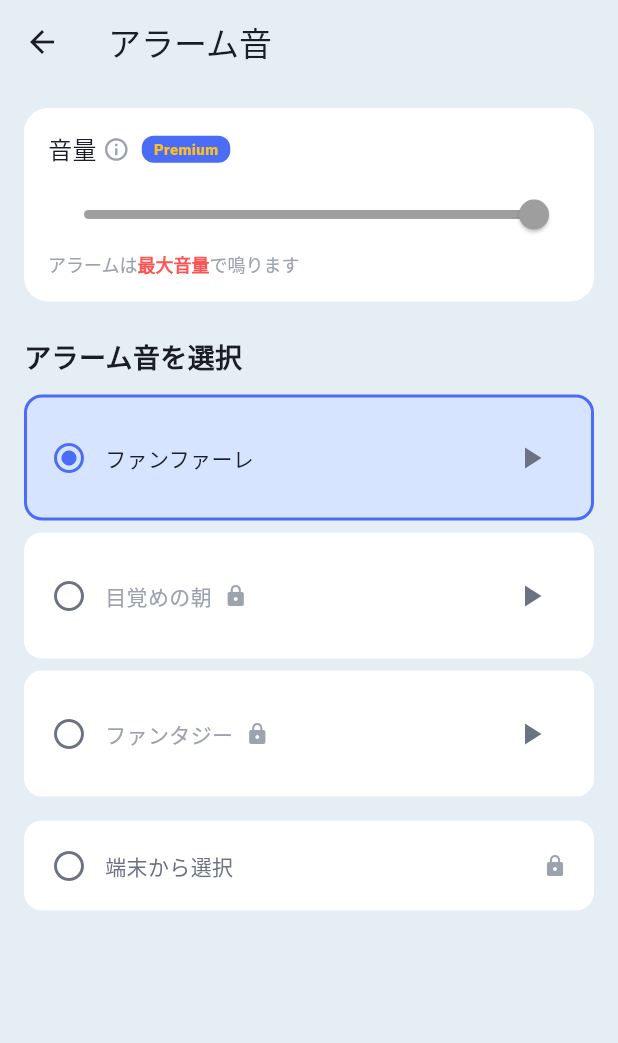
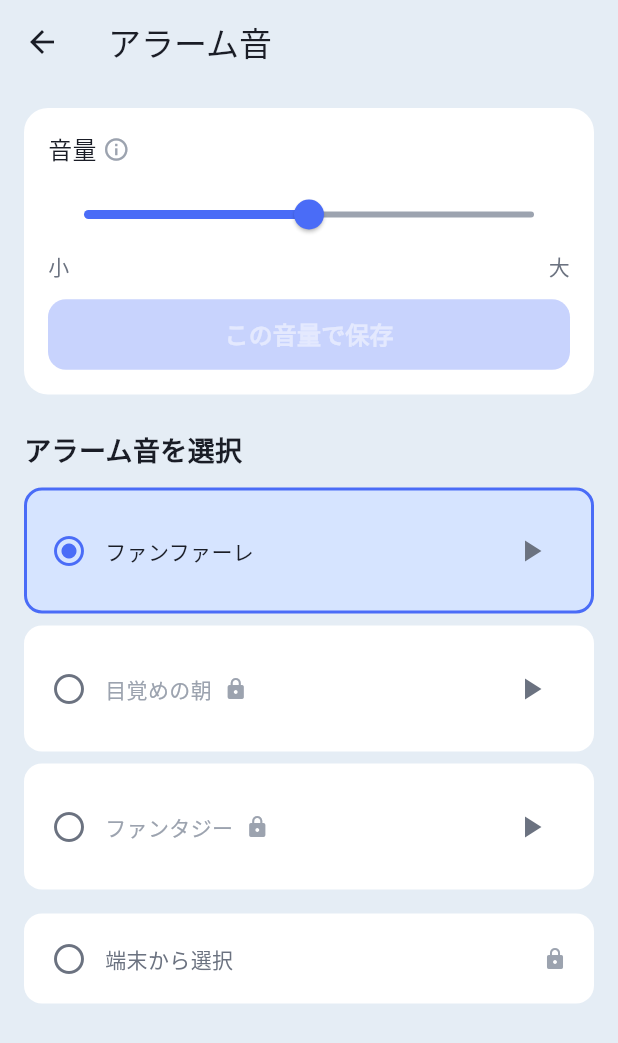
Before and after one commit to murakami-kaito-dev/ForcedWakeUpApp, a Flutter app: the SoundSelectionScreen screen opened by its route, on a phone screen of 412 x 824 dp. Shown: the top 1043 px of the screen. Run offline on Flutter 3.47's test engine with Material 3 defaults, Android fonts, the phone set to English and light mode, and no system bars; our stand-ins replace camera, file_picker, flutter_native_splash, in_app_purchase, just_audio, share_plus and 4 more; missing offline and left inert: google_mlkit_image_labeling, google_mlkit_object_detection, google_mlkit_pose_detection, google_mlkit_text_recognition, in_app_purchase_storekit, volume_controller; accounts and stored records are empty.

Commit message:
feat: 音量調整機能を無料プランでの使用可に変更
音量調整機能を無料プランで使用可,また音量保存機能を作成，デフォルト音量を0.5に変更，音量0で警告メッセージ，その他継続バッジを5▶30個に変更

```diff
--- a/lib/l10n/app_strings.dart
+++ b/lib/l10n/app_strings.dart
@@ -141,6 +141,11 @@ class AppStrings {
   String soundSet(String name) => _soundSetFn(name);
   final String Function(String) _soundSetFn;
   final String filePickFailed;
+  final String saveVolume;
+  final String volumeSaved;
+  final String zeroVolumeWarningTitle;
+  final String zeroVolumeWarningBody;
+  final String volumeZeroNotice;
 
   // Sound: volume info dialog
   final String volumeInfoTitle;
@@ -157,8 +162,10 @@ class AppStrings {
   String badgeUnlockCondition(int days) => _badgeUnlockConditionFn(days);
   final String Function(int) _badgeUnlockConditionFn;
   final String badgeEarnedTitle;
-  String badgeEarnedBody(String name) => _badgeEarnedBodyFn(name);
-  final String Function(String) _badgeEarnedBodyFn;
+  String badgeEarnedBody(int days) => _badgeEarnedBodyFn(days);
+  final String Function(int) _badgeEarnedBodyFn;
+  String badgeAnniversaryBody(int years) => _badgeAnniversaryBodyFn(years);
+  final String Function(int) _badgeAnniversaryBodyFn;
   String badgeShareText(String name, int streak) =>
       _badgeShareTextFn(name, streak);
   final String Function(String, int) _badgeShareTextFn;
@@ -260,6 +267,11 @@ class AppStrings {
     required this.selectFromDevice,
     required String Function(String) soundSetFn,
     required this.filePickFailed,
+    required this.saveVolume,
+    required this.volumeSaved,
+    required this.zeroVolumeWarningTitle,
+    required this.zeroVolumeWarningBody,
+    required this.volumeZeroNotice,
     required this.volumeInfoTitle,
     required this.freePlanLabel,
     required this.freePlanVolumeDesc,
@@ -270,13 +282,15 @@ class AppStrings {
     required this.badgesTitle,
     required String Function(int) badgeUnlockConditionFn,
     required this.badgeEarnedTitle,
-    required String Function(String) badgeEarnedBodyFn,
+    required String Function(int) badgeEarnedBodyFn,
+    required String Function(int) badgeAnniversaryBodyFn,
     required String Function(String, int) badgeShareTextFn,
     required String Function(String) unlockedAtFn,
     required this.selectLanguageTitle,
   })  : _badgeNames = badgeNames,
         _badgeUnlockConditionFn = badgeUnlockConditionFn,
         _badgeEarnedBodyFn = badgeEarnedBodyFn,
+        _badgeAnniversaryBodyFn = badgeAnniversaryBodyFn,
         _badgeShareTextFn = badgeShareTextFn,
         _unlockedAtFn = unlockedAtFn,
         _missionNames = missionNames,
@@ -375,7 +389,6 @@ class AppStrings {
     premiumFeatures: [
       '読書・勉強ミッション', // バーピー・読書・勉強ミッション // 新バージョンで表示変更する
       'アラーム音の選択',
-      '音量調整',
       '達成統計・連続記録',
       'SNSシェア機能',
     ],
@@ -411,6 +424,11 @@ class AppStrings {
     selectFromDevice: '端末から選択',
     soundSetFn: _jaSoundSet,
     filePickFailed: 'ファイルの選択に失敗しました',
+    saveVolume: 'この音量で保存',
+    volumeSaved: 'アラーム音量を保存しました',
+    zeroVolumeWarningTitle: '音量がゼロです',
+    zeroVolumeWarningBody: 'アラームの音が鳴りません。このまま保存しますか？',
+    volumeZeroNotice: '音量ゼロ：アラーム音が鳴りません',
     volumeInfoTitle: 'アラーム音量について',
     freePlanLabel: '無料プラン',
     freePlanVolumeDesc: 'アラームは常に最大音量で鳴ります。確実に起きるための仕様です。',
@@ -418,16 +436,42 @@ class AppStrings {
     premiumPlanVolumeDesc: 'お好みの音量に調整できます。設定した音量でアラームが鳴ります。',
     volumePreviewNote: '※ 試聴はデバイスの現在の音量で再生されます。',
     badgeNames: {
-      'sprout': '芽生え',
-      'startDash': 'スタートダッシュ',
-      'routine': 'ルーティン',
-      'master': 'マスター',
-      'legend': 'レジェンド',
+      'day1': 'はじめの一歩',
+      'day3': '芽生え',
+      'day7': 'スタートダッシュ',
+      'day14': 'ルーティン',
+      'day21': '習慣化',
+      'day28': '4週間達成',
+      'day30': '1ヶ月達成',
+      'day40': '加速',
+      'day50': 'マスター',
+      'day60': '情熱',
+      'day70': '鉄壁',
+      'day80': 'ロケット',
+      'day90': '3ヶ月達成',
+      'day100': 'レジェンド',
+      'day125': 'きらめき',
+      'day150': '栄光',
+      'day175': '閃光',
+      'day200': '200日の軌跡',
+      'day300': '城塞',
+      'day365': '1年達成',
+      'day400': 'グローバル',
+      'day500': '大地',
+      'day600': 'フレア',
+      'day700': '夜明け',
+      'day730': '2年達成',
+      'day800': 'サイクロン',
+      'day900': '火山',
+      'day1000': '無限',
+      'day1095': '3年達成',
+      'day1100': '輝き',
     },
     badgesTitle: '達成バッジ',
     badgeUnlockConditionFn: _jaBadgeUnlockCondition,
     badgeEarnedTitle: 'おめでとう！',
     badgeEarnedBodyFn: _jaBadgeEarnedBody,
+    badgeAnniversaryBodyFn: _jaBadgeAnniversaryBody,
     badgeShareTextFn: _jaBadgeShareText,
     unlockedAtFn: _jaUnlockedAt,
     selectLanguageTitle: '言語を選択 / Select Language',
@@ -515,7 +559,6 @@ class AppStrings {
     premiumFeatures: [
       'Reading & Study missions', // Burpees, Reading & Study missions // 新バージョンで表示変更する
       'Alarm sound selection',
-      'Volume control',
       'Achievement stats & streaks',
       'Social sharing',
     ],
@@ -551,6 +594,11 @@ class AppStrings {
     selectFromDevice: 'Select from Device',
     soundSetFn: _enSoundSet,
     filePickFailed: 'Failed to select file',
+    saveVolume: 'Save Volume',
+    volumeSaved: 'Alarm volume saved',
+    zeroVolumeWarningTitle: 'Volume is zero',
+    zeroVolumeWarningBody: 'The alarm will not make any sound. Save anyway?',
+    volumeZeroNotice: 'Volume is zero: alarm will be silent',
     volumeInfoTitle: 'About Alarm Volume',
     freePlanLabel: 'Free Plan',
     freePlanVolumeDesc:
@@ -560,16 +608,42 @@ class AppStrings {
         'Adjust the volume to your preference. The alarm plays at your set volume.',
     volumePreviewNote: '* Preview plays at your current device volume.',
     badgeNames: {
-      'sprout': 'Sprout',
-      'startDash': 'Start Dash',
-      'routine': 'Routine',
-      'master': 'Master',
-      'legend': 'Legend',
+      'day1': 'First Step',
+      'day3': 'Sprout',
+      'day7': 'Start Dash',
+      'day14': 'Routine',
+      'day21': 'Habit Formed',
+      'day28': '4 Weeks',
+      'day30': '1 Month',
+      'day40': 'Accelerate',
+      'day50': 'Master',
+      'day60': 'Passion',
+      'day70': 'Iron Wall',
+      'day80': 'Rocket',
+      'day90': '3 Months',
+      'day100': 'Legend',
+      'day125': 'Sparkle',
+      'day150': 'Glory',
+      'day175': 'Flash',
+      'day200': '200-Day Journey',
+      'day300': 'Fortress',
+      'day365': '1 Year',
+      'day400': 'Global',
+      'day500': 'Terrain',
+      'day600': 'Flare',
+      'day700': 'Daybreak',
+      'day730': '2 Years',
+      'day800': 'Cyclone',
+      'day900': 'Volcano',
+      'day1000': 'Infinity',
+      'day1095': '3 Years',
+      'day1100': 'Radiance',
     },
     badgesTitle: 'Achievement Badges',
     badgeUnlockConditionFn: _enBadgeUnlockCondition,
     badgeEarnedTitle: 'Congratulations!',
     badgeEarnedBodyFn: _enBadgeEarnedBody,
+    badgeAnniversaryBodyFn: _enBadgeAnniversaryBody,
     badgeShareTextFn: _enBadgeShareText,
     unlockedAtFn: _enUnlockedAt,
     selectLanguageTitle: '言語を選択 / Select Language',
@@ -590,7 +664,8 @@ class AppStrings {
   static String _jaTimes(int n) => '$n回';
   static String _jaSoundSet(String name) => '$name を設定しました';
   static String _jaBadgeUnlockCondition(int days) => '$days日連続で解放';
-  static String _jaBadgeEarnedBody(String name) => '「$name」バッジを獲得しました！';
+  static String _jaBadgeEarnedBody(int days) => '$days日連続達成しました！';
+  static String _jaBadgeAnniversaryBody(int years) => '$years年達成しました！';
   static String _jaBadgeShareText(String name, int streak) =>
       'モーニングルーティン強制アラームで「$name」バッジを獲得！$streak日連続起床達成！';
   static String _jaUnlockedAt(String date) => '$date 獲得';
@@ -613,8 +688,10 @@ class AppStrings {
   static String _enSoundSet(String name) => '$name has been set';
   static String _enBadgeUnlockCondition(int days) =>
       'Unlocks at $days-day streak';
-  static String _enBadgeEarnedBody(String name) =>
-      'You earned the "$name" badge!';
+  static String _enBadgeEarnedBody(int days) =>
+      'You achieved a $days-day streak!';
+  static String _enBadgeAnniversaryBody(int years) =>
+      'You achieved $years year${years > 1 ? 's' : ''}!';
   static String _enBadgeShareText(String name, int streak) =>
       'I earned the "$name" badge on ForcedWake Alarm! $streak-day streak!';
   static String _enUnlockedAt(String date) => 'Earned $date';
--- a/lib/models/alarm_settings.dart
+++ b/lib/models/alarm_settings.dart
@@ -18,7 +18,7 @@ class AlarmSettings {
     this.isEnabled = true,
     int? targetCount,
     this.alarmSoundId = 'fanfare',
-    this.alarmVolume = 1.0,
+    this.alarmVolume = 0.5,
     this.customSoundPath,
     this.customSoundName,
   }) : targetCount =
@@ -69,7 +69,7 @@ class AlarmSettings {
       isEnabled: json['isEnabled'] ?? true,
       targetCount: json['targetCount'],
       alarmSoundId: (json['alarmSoundId'] as String?) ?? 'fanfare',
-      alarmVolume: (json['alarmVolume'] ?? 1.0).toDouble(),
+      alarmVolume: (json['alarmVolume'] ?? 0.5).toDouble(),
       customSoundPath: json['customSoundPath'] as String?,
       customSoundName: json['customSoundName'] as String?,
     );
--- a/lib/screens/exercise_screen.dart
+++ b/lib/screens/exercise_screen.dart
@@ -14,7 +14,6 @@ import '../services/image_labeling_service.dart';
 import '../services/text_recognition_service.dart';
 import 'package:google_mlkit_text_recognition/google_mlkit_text_recognition.dart';
 import '../state/alarm_state.dart';
-import '../state/premium_state.dart';
 import '../utils/camera_helper.dart';
 import '../utils/exercise_detector.dart';
 import '../utils/study_detector.dart';
@@ -91,8 +90,7 @@ class _ExerciseScreenState extends State<ExerciseScreen> {
     }
 
     final settings = alarmState.settings;
-    final isPremium = context.read<PremiumState>().isPremium;
-    final alarmVolume = isPremium ? settings.alarmVolume : 1.0;
+    final alarmVolume = settings.alarmVolume;
     _audioService.playAlarm(
       soundId: settings.alarmSoundId,
       volume: alarmVolume,
--- a/lib/screens/sound_selection_screen.dart
+++ b/lib/screens/sound_selection_screen.dart
@@ -8,6 +8,7 @@ import 'package:path_provider/path_provider.dart';
 import 'package:provider/provider.dart';
 import 'package:volume_controller/volume_controller.dart';
 import '../models/alarm_sound.dart';
+import '../l10n/app_strings.dart';
 import '../state/alarm_state.dart';
 import '../state/language_state.dart';
 import '../state/premium_state.dart';
@@ -24,8 +25,8 @@ class _SoundSelectionScreenState extends State<SoundSelectionScreen>
     with WidgetsBindingObserver {
   final AudioPlayer _previewPlayer = AudioPlayer();
   String? _playingId;
-  double _deviceVolume = 1.0;
-  StreamSubscription<double>? _volumeSubscription;
+  double _sliderVolume = 0.5;
+  double _savedVolume = 0.5;
   bool _isPickingFile = false;
 
   @override
@@ -38,22 +39,11 @@ class _SoundSelectionScreenState extends State<SoundSelectionScreen>
   Future<void> _initVolumeListener() async {
     try {
       VolumeController().showSystemUI = true;
-      final vol = await VolumeController().getVolume();
+      final saved = context.read<AlarmState>().settings.alarmVolume;
       if (mounted) {
-        setState(() => _deviceVolume = vol.clamp(0.0, 1.0));
-      }
-
-      if (!mounted) return;
-      final isPremium = context.read<PremiumState>().isPremium;
-      if (isPremium) {
-        // Premium: sync slider with device volume buttons
-        _volumeSubscription = VolumeController().listener((volume) {
-          if (mounted) {
-            setState(() => _deviceVolume = volume.clamp(0.0, 1.0));
-            context
-                .read<AlarmState>()
-                .updateAlarmVolume(volume.clamp(0.3, 1.0));
-          }
+        setState(() {
+          _sliderVolume = saved.clamp(0.0, 1.0);
+          _savedVolume = saved.clamp(0.0, 1.0);
         });
       }
     } catch (_) {}
@@ -77,7 +67,6 @@ class _SoundSelectionScreenState extends State<SoundSelectionScreen>
   @override
   void dispose() {
     WidgetsBinding.instance.removeObserver(this);
-    _volumeSubscription?.cancel();
     _previewPlayer.dispose();
     super.dispose();
   }
@@ -89,7 +78,9 @@ class _SoundSelectionScreenState extends State<SoundSelectionScreen>
 
   Future<void> _startPreview(String id) async {
     setState(() => _playingId = id);
-    await _previewPlayer.setVolume(_deviceVolume);
+    // Set device volume to match slider for preview
+    VolumeController().setVolume(_sliderVolume.clamp(0.0, 1.0));
+    await _previewPlayer.setVolume(1.0);
     await _previewPlayer.setLoopMode(LoopMode.one);
     await _previewPlayer.seek(Duration.zero);
     unawaited(_previewPlayer.play());
@@ -188,10 +179,68 @@ class _SoundSelectionScreenState extends State<SoundSelectionScreen>
   }
 
   void _onVolumeChanged(double value) {
-    setState(() => _deviceVolume = value);
-    VolumeController().setVolume(value);
-    context.read<AlarmState>().updateAlarmVolume(value.clamp(0.3, 1.0));
+    setState(() => _sliderVolume = value);
+    // Update device volume only while previewing
+    if (_playingId != null) {
+      VolumeController().setVolume(value.clamp(0.0, 1.0));
     }
+  }
+
+  void _saveVolume() {
+    final s = context.read<LanguageState>().strings;
+    if (_sliderVolume < 0.01) {
+      _showZeroVolumeWarning();
+      return;
+    }
+    _doSaveVolume(s);
+  }
+
+  void _doSaveVolume(AppStrings s) {
+    context.read<AlarmState>().updateAlarmVolume(_sliderVolume.clamp(0.0, 1.0));
+    setState(() => _savedVolume = _sliderVolume);
+    ScaffoldMessenger.of(context).showSnackBar(
+      SnackBar(content: Text(s.volumeSaved)),
+    );
+  }
+
+  void _showZeroVolumeWarning() {
+    final s = context.read<LanguageState>().strings;
+    showDialog(
+      context: context,
+      builder: (ctx) => AlertDialog(
+        backgroundColor: AppColors.surface,
+        shape: RoundedRectangleBorder(
+          borderRadius: BorderRadius.circular(16),
+        ),
+        title: Text(
+          s.zeroVolumeWarningTitle,
+          style: const TextStyle(color: AppColors.textPrimary, fontSize: 18),
+        ),
+        content: Text(
+          s.zeroVolumeWarningBody,
+          style: const TextStyle(color: AppColors.textSecondary, fontSize: 14),
+        ),
+        actions: [
+          TextButton(
+            onPressed: () => Navigator.pop(ctx),
+            child: Text(s.cancel,
+                style: const TextStyle(color: AppColors.textSecondary)),
+          ),
+          TextButton(
+            onPressed: () {
+              Navigator.pop(ctx);
+              _doSaveVolume(s);
+            },
+            child: Text(s.saveVolume,
+                style: const TextStyle(color: Colors.redAccent)),
+          ),
+        ],
+      ),
+    );
+  }
+
+  bool get _hasVolumeChanged =>
+      (_sliderVolume - _savedVolume).abs() > 0.001;
 
   void _showVolumeInfo() {
     final s = context.read<LanguageState>().strings;
@@ -301,31 +350,25 @@ class _SoundSelectionScreenState extends State<SoundSelectionScreen>
                       child: const Icon(Icons.info_outline,
                           color: AppColors.textHint, size: 18),
                     ),
-                    if (!isPremium) ...[
+                    if (_savedVolume < 0.01) ...[
                       const SizedBox(width: 8),
-                      Container(
-                        padding: const EdgeInsets.symmetric(
-                            horizontal: 8, vertical: 2),
-                        decoration: BoxDecoration(
-                          color: AppColors.accent,
-                          borderRadius: BorderRadius.circular(8),
+                      Flexible(
+                        child: Text(
+                          s.volumeZeroNotice,
+                          style: const TextStyle(
+                            color: Colors.redAccent,
+                            fontSize: 12,
+                            fontWeight: FontWeight.bold,
                           ),
-                        child: const Text(
-                          'Premium',
-                          style: TextStyle(
-                            color: AppColors.gold,
-                            fontSize: 10,
-                            fontWeight: FontWeight.w900,
-                          ),
+                          overflow: TextOverflow.ellipsis,
                         ),
                       ),
                     ],
                   ],
                 ),
                 const SizedBox(height: 8),
-                if (isPremium) ...[
                 Slider(
-                    value: _deviceVolume.clamp(0.0, 1.0),
+                  value: _sliderVolume.clamp(0.0, 1.0),
                   min: 0.0,
                   max: 1.0,
                   activeColor: AppColors.accent,
@@ -343,34 +386,32 @@ class _SoundSelectionScreenState extends State<SoundSelectionScreen>
                             const TextStyle(color: AppColors.textSecondary)),
                   ],
                 ),
-                ] else ...[
-                  // Free plan: show max volume indicator
-                  const Slider(
-                    value: 1.0,
-                    min: 0.0,
-                    max: 1.0,
-                    activeColor: AppColors.textHint,
-                    inactiveColor: AppColors.textHint,
-                    onChanged: null,
+                const SizedBox(height: 12),
+                SizedBox(
+                  width: double.infinity,
+                  child: ElevatedButton(
+                    onPressed: _hasVolumeChanged ? _saveVolume : null,
+                    style: ElevatedButton.styleFrom(
+                      backgroundColor: AppColors.accent,
+                      disabledBackgroundColor:
+                          AppColors.accent.withOpacity(0.3),
+                      shape: RoundedRectangleBorder(
+                        borderRadius: BorderRadius.circular(12),
                       ),
-                  RichText(
-                    text: TextSpan(
-                      style: const TextStyle(
-                          color: AppColors.textHint, fontSize: 12),
-                      children: [
-                        TextSpan(text: s.alarmAtMaxVolumePrefix),
-                        TextSpan(
-                          text: s.alarmAtMaxVolumeHighlight,
-                          style: const TextStyle(
-                            color: Colors.redAccent,
+                      padding: const EdgeInsets.symmetric(vertical: 12),
+                    ),
+                    child: Text(
+                      s.saveVolume,
+                      style: TextStyle(
+                        color: _hasVolumeChanged
+                            ? AppColors.surface
+                            : AppColors.surface.withOpacity(0.5),
+                        fontSize: 16,
                         fontWeight: FontWeight.bold,
                       ),
                     ),
-                        TextSpan(text: s.alarmAtMaxVolumeSuffix),
-                      ],
                   ),
                 ),
-                ],
               ],
             ),
           ),
--- a/lib/state/alarm_state.dart
+++ b/lib/state/alarm_state.dart
@@ -63,7 +63,7 @@ class AlarmState extends ChangeNotifier {
   }
 
   Future<void> updateAlarmVolume(double volume) async {
-    _settings = _settings.copyWith(alarmVolume: volume.clamp(0.3, 1.0));
+    _settings = _settings.copyWith(alarmVolume: volume.clamp(0.0, 1.0));
     await _storageService.saveAlarmSettings(_settings);
     notifyListeners();
   }
```
Also changed, not shown: lib/models/badge_type.dart (+162 -5 lines), lib/screens/alarm_screen.dart (+4 -15 lines), lib/widgets/badge_earned_dialog.dart (+8 -1 lines), 1 other file. Lines whose indentation alone changed are shown as unchanged.
